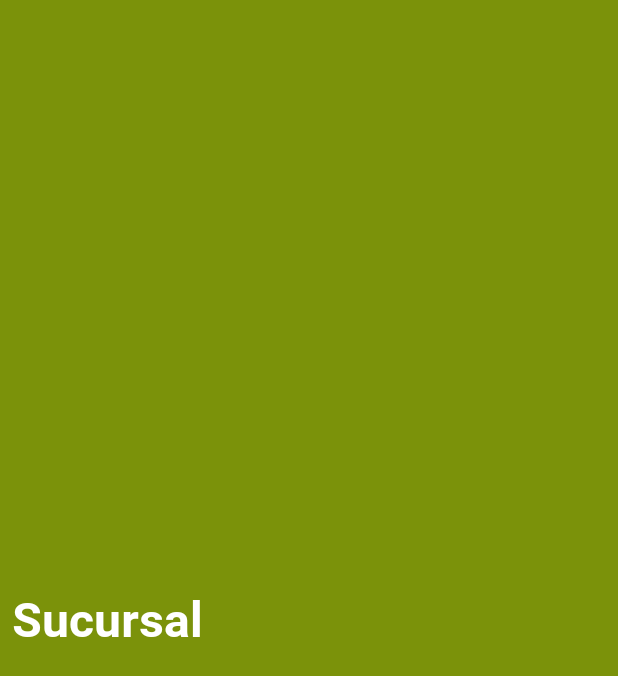
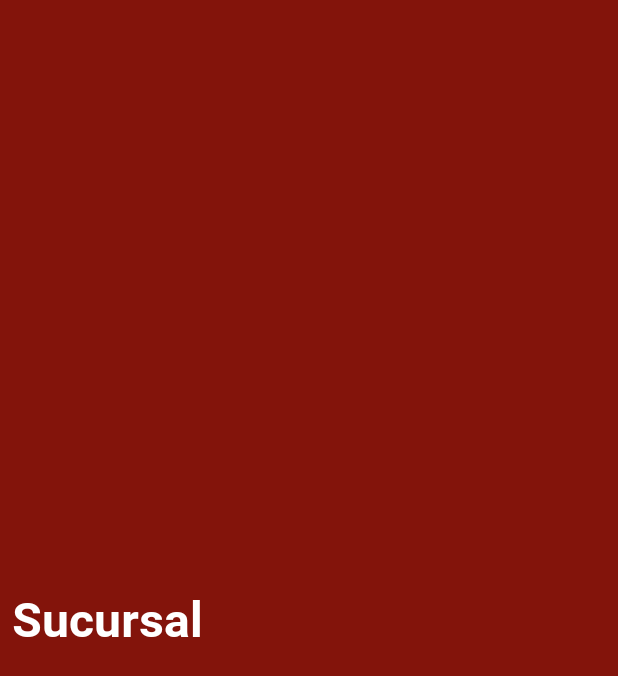
Before and after one commit to iruvingu/SucursalAdviseTV1, an Android app: the layout fragment_head_screen.xml on its own in the app's theme, with its tools: preview values and no code run, on a phone screen of 412 x 824 dp. Shown: the top 676 px of the screen. Run offline under Robolectric (Android 15) with nearby library versions, the phone set to English and light mode, and no system bars.

Commit message:
[ADD] Color Head

```diff
--- a/app/src/main/java/com/example/sucursaladvisetv/MainCentralFragment.java
+++ b/app/src/main/java/com/example/sucursaladvisetv/MainCentralFragment.java
@@ -177,11 +177,11 @@ public class MainCentralFragment extends Fragment {
                                 /*Log.v("Postion", "Position " + position);
                                 Log.v("Lista_ Bandera", String.valueOf(banderas.get(position)));
                                 Log.v("ObjectListPosition", "Tipo es " + listaObjetos.get(position).getTipo());*/
-                                if (listaObjetos.get(position).getTipo().equals("video")) {
+                                /*if (listaObjetos.get(position).getTipo().equals("video")) {
                                     stopRunnable();
                                 }  else {
                                     startRunnable();
-                                }
+                                }*/
                             }
 
                             @Override
@@ -194,7 +194,7 @@ public class MainCentralFragment extends Fragment {
                                     VideoFragment videoFragment = (VideoFragment) adapter.getFragment(position);
                                     Log.i("JHMM", "ClassFragment: " + videoFragment);
                                     videoFragment.playVideoToFragment();
-
+                                    stopRunnable();
                                 } else {
                                     startRunnable();
                                 }
--- a/app/src/main/res/layout/fragment_head_screen.xml
+++ b/app/src/main/res/layout/fragment_head_screen.xml
@@ -5,7 +5,7 @@
     xmlns:tools="http://schemas.android.com/tools"
     android:layout_width="match_parent"
     android:layout_height="match_parent"
-    android:background="@drawable/background_head"
+    android:background="@color/Head_Red"
     tools:context=".HeadScreenFragment">
 
     <TextView
--- a/app/src/main/res/values/colors.xml
+++ b/app/src/main/res/values/colors.xml
@@ -10,5 +10,6 @@
     <color name="HeadEnd">#7b920A</color>
     <color name="FootText">#300000</color>
     <color name="Black">#000000</color>
+    <color name="Head_Red">#83140b</color>
 
 </resources>
```
